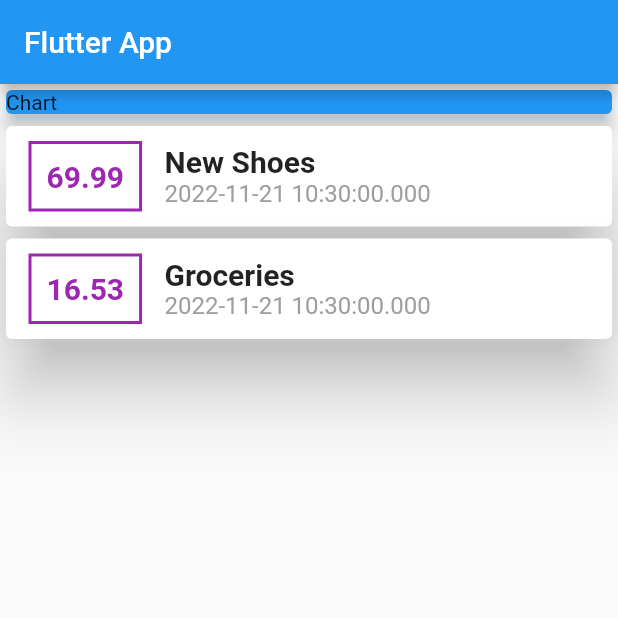
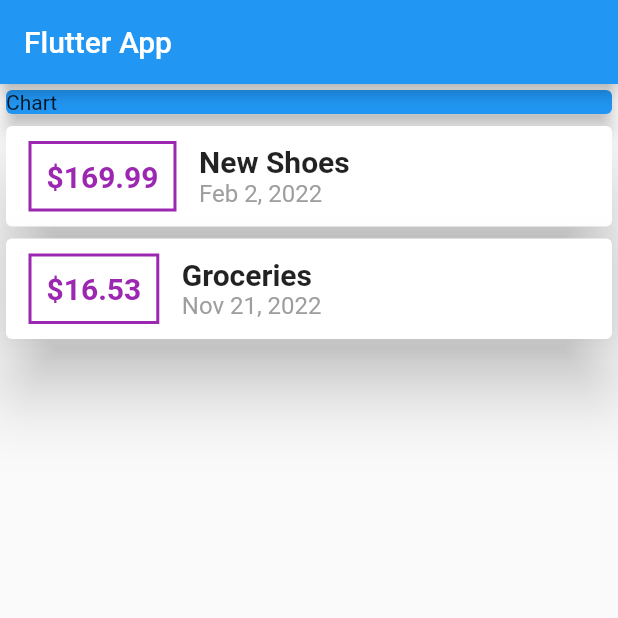
Before and after one commit to jimbeers/expense, a Flutter app: the screen it shows after launch, on a phone screen of 412 x 824 dp, the top half of it. Run offline on Flutter 3.47's test engine with Material 2 defaults, Android fonts, the phone set to English and light mode, and no system bars.

Commit message:
after 84

```diff
--- a/lib/main.dart
+++ b/lib/main.dart
@@ -20,8 +20,8 @@ class MyHomePage extends StatelessWidget {
     Transaction(
       id: 't1',
       title: "New Shoes",
-      amt: 69.99,
-      date: DateTime.now(),
+      amt: 169.99,
+      date: DateTime(2022, 2, 2),
     ),
     Transaction(
       id: 't2',
--- a/lib/transactionCard.dart
+++ b/lib/transactionCard.dart
@@ -1,4 +1,6 @@
 import 'package:flutter/material.dart';
+import 'package:intl/intl.dart';
+
 import './transaction.dart';
 
 class TransactionCard extends StatelessWidget {
@@ -24,7 +26,7 @@ class TransactionCard extends StatelessWidget {
             )),
             padding: EdgeInsets.all(10),
             child: Text(
-              t.amt.toString(),
+              '\$${t.amt}',
               style: TextStyle(
                 fontWeight: FontWeight.bold,
                 fontSize: 20,
@@ -43,7 +45,7 @@ class TransactionCard extends StatelessWidget {
                 ),
               ),
               Text(
-                t.date.toString(),
+                DateFormat('yMMMd').format(t.date),
                 style: TextStyle(
                   fontSize: 16,
                   color: Colors.grey,
--- a/pubspec.yaml
+++ b/pubspec.yaml
@@ -23,6 +23,7 @@ environment:
 dependencies:
   flutter:
     sdk: flutter
+  intl: ^0.17.0
 
 
   # The following adds the Cupertino Icons font to your application.
```
Also changed, not shown: pubspec.lock.
